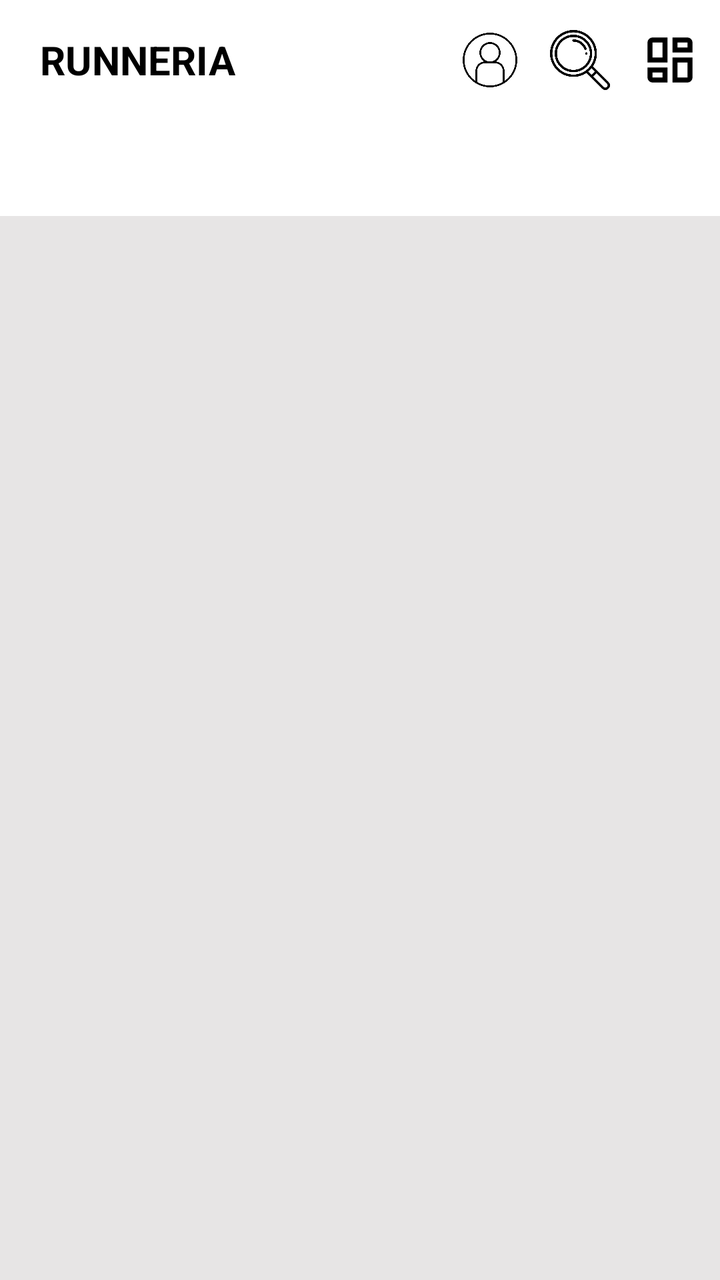
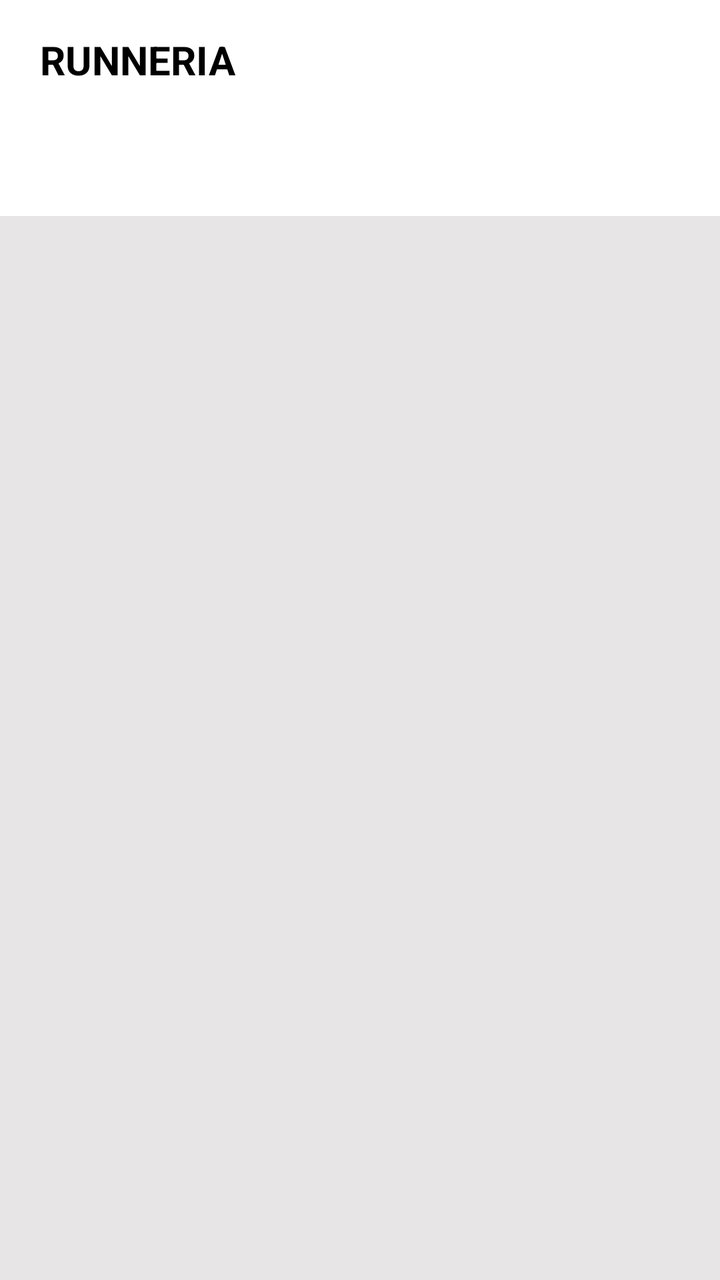

Two renders of the same Android screen: before a commit and after it. Below are the layout's source before the change and the commit's diff.
<!-- AndroidManifest.xml: application theme Theme.Dtta -->
<!-- res/layout/activity_social.xml -->
<?xml version="1.0" encoding="utf-8"?>
<androidx.constraintlayout.widget.ConstraintLayout
    xmlns:android="http://schemas.android.com/apk/res/android"
    xmlns:app="http://schemas.android.com/apk/res-auto"
    xmlns:tools="http://schemas.android.com/tools"
    android:id="@+id/main"
    android:layout_width="match_parent"
    android:layout_height="match_parent"
    android:background="#E7E5E5"
    tools:context=".Social">

    <com.google.android.material.appbar.AppBarLayout
        android:id="@+id/appbar"
        android:layout_width="match_parent"
        android:layout_height="wrap_content"
        android:background="#FFFFFF"
        android:elevation="4dp"
        app:layout_constraintTop_toTopOf="parent"
        app:layout_constraintStart_toStartOf="parent"
        app:layout_constraintEnd_toEndOf="parent">

        <LinearLayout
            android:layout_width="match_parent"
            android:layout_height="wrap_content"
            android:orientation="vertical">

            <LinearLayout
                android:layout_width="match_parent"
                android:layout_height="60dp"
                android:orientation="horizontal"
                android:gravity="center_vertical"
                android:paddingStart="20dp"
                android:paddingEnd="10dp">

                <TextView
                    android:id="@+id/tvTitle"
                    android:layout_width="0dp"
                    android:layout_height="wrap_content"
                    android:layout_weight="1"
                    android:text="RUNNERIA"
                    android:textColor="#000000"
                    android:textSize="20sp"
                    android:textStyle="bold" />

                <ImageButton
                    android:id="@+id/btnUser"
                    android:layout_width="30dp"
                    android:layout_height="30dp"
                    android:background="@android:color/transparent"
                    android:src="@drawable/user"
                    android:scaleType="fitCenter"
                    android:layout_marginEnd="15dp"
                    tools:ignore="ContentDescription" />

                <ImageButton
                    android:id="@+id/btnSearch"
                    android:layout_width="30dp"
                    android:layout_height="30dp"
                    android:background="@android:color/transparent"
                    android:src="@drawable/search"
                    android:scaleType="fitCenter"
                    android:layout_marginEnd="15dp"
                    tools:ignore="ContentDescription"/>

                <ImageButton
                    android:id="@+id/btnSettings"
                    android:layout_width="30dp"
                    android:layout_height="30dp"
                    android:background="@android:color/transparent"
                    android:src="@drawable/settings"
                    android:scaleType="fitCenter"
                    tools:ignore="ContentDescription"/>

            </LinearLayout>

            <com.google.android.material.tabs.TabLayout
                android:id="@+id/tabLayout"
                android:layout_width="match_parent"
                android:layout_height="wrap_content"
                android:background="#FFFFFF"
                app:tabIndicatorColor="#A80038"
                app:tabSelectedTextColor="#A80038"
                app:tabTextColor="#888888"
                app:tabMode="fixed"
                app:tabGravity="fill"/>

        </LinearLayout>
    </com.google.android.material.appbar.AppBarLayout>

    <androidx.viewpager2.widget.ViewPager2
        android:id="@+id/viewPager"
        android:layout_width="match_parent"
        android:layout_height="0dp"
        app:layout_constraintTop_toBottomOf="@id/appbar"
        app:layout_constraintBottom_toBottomOf="parent"
        app:layout_constraintStart_toStartOf="parent"
        app:layout_constraintEnd_toEndOf="parent"/>

</androidx.constraintlayout.widget.ConstraintLayout>
<!-- resources referenced by this layout -->
<resources>
  <!-- drawable search: png bitmap (drawable, 25107 bytes) -->
  <!-- drawable settings (drawable) -->
  <vector xmlns:android="http://schemas.android.com/apk/res/android" android:height="24dp" android:tint="#000000" android:viewportHeight="960" android:viewportWidth="960" android:width="24dp">
        
      <path android:fillColor="@android:color/white" android:pathData="M120,520L120,200Q120,167 143.5,143.5Q167,120 200,120L440,120L440,520L120,520ZM360,440L360,440L360,440L360,440L360,440Q360,440 360,440Q360,440 360,440ZM520,120L760,120Q793,120 816.5,143.5Q840,167 840,200L840,360L520,360L520,120ZM520,840L520,440L840,440L840,760Q840,793 816.5,816.5Q793,840 760,840L520,840ZM120,600L440,600L440,840L200,840Q167,840 143.5,816.5Q120,793 120,760L120,600ZM360,680L360,680L360,680L360,680L360,680Q360,680 360,680Q360,680 360,680ZM600,280L600,280L600,280L600,280L600,280Q600,280 600,280Q600,280 600,280ZM600,520Q600,520 600,520Q600,520 600,520L600,520L600,520L600,520ZM200,440L360,440L360,200L200,200Q200,200 200,200Q200,200 200,200L200,440ZM600,280L760,280L760,200Q760,200 760,200Q760,200 760,200L600,200L600,280ZM600,520L600,760L760,760Q760,760 760,760Q760,760 760,760L760,520L600,520ZM200,680L200,760Q200,760 200,760Q200,760 200,760L360,760L360,680L200,680Z"/>
      
  </vector>
  <!-- drawable user: png bitmap (drawable, 18677 bytes) -->
  <style name="Theme.Dtta" parent="Base.Theme.Dtta" />
  <style name="Base.Theme.Dtta" parent="Theme.Material3.DayNight.NoActionBar">
          
          
      </style>
</resources>

<!-- the commit's change to res/layout/activity_social.xml (unified diff, before → after) -->
@@ -42,35 +42,6 @@
                     android:textSize="20sp"
                     android:textStyle="bold" />
 
-                <ImageButton
-                    android:id="@+id/btnUser"
-                    android:layout_width="30dp"
-                    android:layout_height="30dp"
-                    android:background="@android:color/transparent"
-                    android:src="@drawable/user"
-                    android:scaleType="fitCenter"
-                    android:layout_marginEnd="15dp"
-                    tools:ignore="ContentDescription" />
-
-                <ImageButton
-                    android:id="@+id/btnSearch"
-                    android:layout_width="30dp"
-                    android:layout_height="30dp"
-                    android:background="@android:color/transparent"
-                    android:src="@drawable/search"
-                    android:scaleType="fitCenter"
-                    android:layout_marginEnd="15dp"
-                    tools:ignore="ContentDescription"/>
-
-                <ImageButton
-                    android:id="@+id/btnSettings"
-                    android:layout_width="30dp"
-                    android:layout_height="30dp"
-                    android:background="@android:color/transparent"
-                    android:src="@drawable/settings"
-                    android:scaleType="fitCenter"
-                    tools:ignore="ContentDescription"/>
-
             </LinearLayout>
 
             <com.google.android.material.tabs.TabLayout
<!-- resource entries referenced after the edit -->
@@ -1,13 +1,5 @@
 <!-- resources referenced by this layout -->
 <resources>
-  <!-- drawable search: png bitmap (drawable, 25107 bytes) -->
-  <!-- drawable settings (drawable) -->
-  <vector xmlns:android="http://schemas.android.com/apk/res/android" android:height="24dp" android:tint="#000000" android:viewportHeight="960" android:viewportWidth="960" android:width="24dp">
-        
-      <path android:fillColor="@android:color/white" android:pathData="M120,520L120,200Q120,167 143.5,143.5Q167,120 200,120L440,120L440,520L120,520ZM360,440L360,440L360,440L360,440L360,440Q360,440 360,440Q360,440 360,440ZM520,120L760,120Q793,120 816.5,143.5Q840,167 840,200L840,360L520,360L520,120ZM520,840L520,440L840,440L840,760Q840,793 816.5,816.5Q793,840 760,840L520,840ZM120,600L440,600L440,840L200,840Q167,840 143.5,816.5Q120,793 120,760L120,600ZM360,680L360,680L360,680L360,680L360,680Q360,680 360,680Q360,680 360,680ZM600,280L600,280L600,280L600,280L600,280Q600,280 600,280Q600,280 600,280ZM600,520Q600,520 600,520Q600,520 600,520L600,520L600,520L600,520ZM200,440L360,440L360,200L200,200Q200,200 200,200Q200,200 200,200L200,440ZM600,280L760,280L760,200Q760,200 760,200Q760,200 760,200L600,200L600,280ZM600,520L600,760L760,760Q760,760 760,760Q760,760 760,760L760,520L600,520ZM200,680L200,760Q200,760 200,760Q200,760 200,760L360,760L360,680L200,680Z"/>
-      
-  </vector>
-  <!-- drawable user: png bitmap (drawable, 18677 bytes) -->
   <style name="Theme.Dtta" parent="Base.Theme.Dtta" />
   <style name="Base.Theme.Dtta" parent="Theme.Material3.DayNight.NoActionBar">
           
